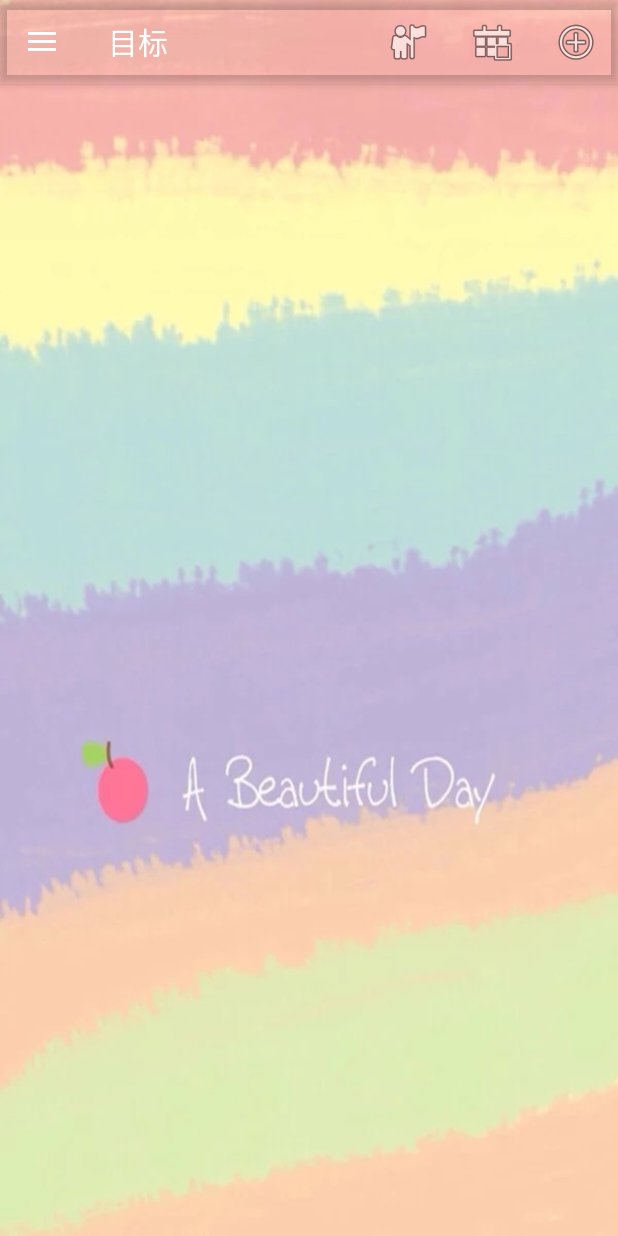
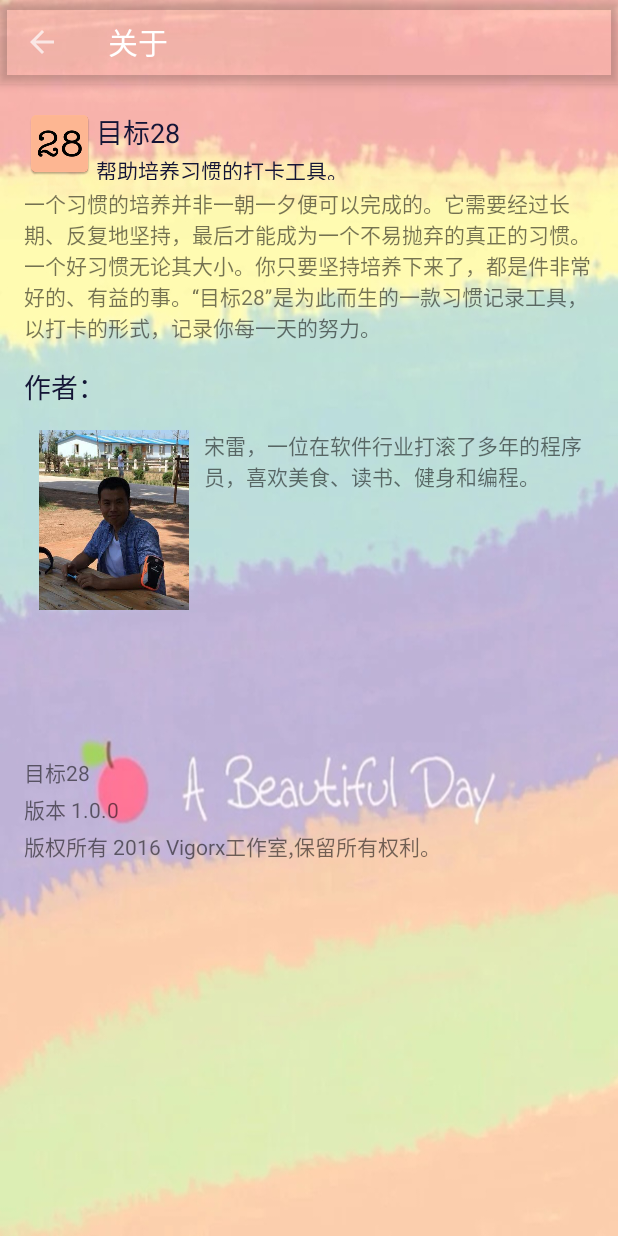
Before and after one commit to qiyus/effort, an Android app: the screen it shows after launch (MainActivity before the commit, AbortActivity after it), in the side drawer, after a tap on "版权信息", on a phone screen of 412 x 824 dp. Run offline under Robolectric (Android 15) with nearby library versions, the phone set to English and light mode, and no system bars.

Commit message:
追加版本信息功能。

```diff
--- a/app/src/main/AndroidManifest.xml
+++ b/app/src/main/AndroidManifest.xml
@@ -35,6 +35,10 @@
             android:name=".ReportActivity"
             android:label="@string/title_activity_report"
             android:screenOrientation="portrait"
+            android:theme="@style/AppTheme.NoActionBar" />
+        <activity
+            android:name=".AbortActivity"
+            android:label="@string/title_activity_abort"
             android:theme="@style/AppTheme.NoActionBar"></activity>
     </application>
 
--- /dev/null
+++ b/app/src/main/java/com/vigorx/effort/AbortActivity.java
@@ -0,0 +1,27 @@
+package com.vigorx.effort;
+
+import android.os.Bundle;
+import android.support.v7.app.AppCompatActivity;
+import android.support.v7.widget.Toolbar;
+import android.view.View;
+
+public class AbortActivity extends AppCompatActivity {
+
+    @Override
+    protected void onCreate(Bundle savedInstanceState) {
+        super.onCreate(savedInstanceState);
+        setContentView(R.layout.activity_abort);
+        Toolbar toolbar = (Toolbar) findViewById(R.id.toolbar);
+        setSupportActionBar(toolbar);
+
+        assert toolbar != null;
+        toolbar.setNavigationIcon(R.drawable.ic_bar_back);
+        toolbar.setNavigationOnClickListener(new View.OnClickListener() {
+            @Override
+            public void onClick(View v) {
+                finish();
+            }
+        });
+    }
+
+}
--- a/app/src/main/java/com/vigorx/effort/MainActivity.java
+++ b/app/src/main/java/com/vigorx/effort/MainActivity.java
@@ -73,7 +73,7 @@ public class MainActivity extends AppCompatActivity
 
             @Override
             public void onItemClick(AdapterView<?> parent, View view, int position, long id) {
-                Intent intent = new Intent(getApplicationContext(), DetailActivity.class);
+                Intent intent = new Intent(MainActivity.this, DetailActivity.class);
                 EffortInfo effort = (EffortInfo) parent.getAdapter().getItem(position);
                 intent.putExtra(DetailActivity.EFFORT_KEY, effort);
                 startActivity(intent);
@@ -218,7 +218,8 @@ public class MainActivity extends AppCompatActivity
         } else if (id == R.id.nav_download) {
             Toast.makeText(this, R.string.msg_work, Toast.LENGTH_SHORT).show();
         } else if (id == R.id.nav_copyright) {
-            Toast.makeText(this, R.string.msg_work, Toast.LENGTH_SHORT).show();
+            Intent intent = new Intent(MainActivity.this, AbortActivity.class);
+            startActivity(intent);
         } else if (id == R.id.nav_send) {
             Intent intent = new Intent(Intent.ACTION_SENDTO);
             intent.setData(Uri.parse("mailto:hsly_song@163.com"));
--- a/app/src/main/java/com/vigorx/effort/ReportActivity.java
+++ b/app/src/main/java/com/vigorx/effort/ReportActivity.java
@@ -1,9 +1,11 @@
 package com.vigorx.effort;
 
+import android.content.Intent;
 import android.os.Bundle;
 import android.support.v7.app.AppCompatActivity;
 import android.support.v7.widget.Toolbar;
 import android.view.View;
+import android.widget.AdapterView;
 import android.widget.ImageButton;
 import android.widget.ListView;
 
@@ -125,7 +127,18 @@ public class ReportActivity extends AppCompatActivity implements View.OnClickLis
         operations.close();
         updateChartData();
         showChart();
-        mListView.setAdapter(new ReportEffortListAdapter(ReportActivity.this, getMonthEffort(mCurrentMonth)));
+        ReportEffortListAdapter adapter = new ReportEffortListAdapter(ReportActivity.this,
+                getMonthEffort(mCurrentMonth));
+        mListView.setOnItemClickListener(new AdapterView.OnItemClickListener() {
+            @Override
+            public void onItemClick(AdapterView<?> parent, View view, int position, long id) {
+                Intent intent = new Intent(ReportActivity.this, DetailActivity.class);
+                EffortInfo effort = (EffortInfo) parent.getAdapter().getItem(position);
+                intent.putExtra(DetailActivity.EFFORT_KEY, effort);
+                startActivity(intent);
+            }
+        });
+        mListView.setAdapter(adapter);
     }
 
     private void updateChartData() {
--- /dev/null
+++ b/app/src/main/res/layout/activity_abort.xml
@@ -0,0 +1,27 @@
+<?xml version="1.0" encoding="utf-8"?>
+<android.support.design.widget.CoordinatorLayout xmlns:android="http://schemas.android.com/apk/res/android"
+    xmlns:app="http://schemas.android.com/apk/res-auto"
+    xmlns:tools="http://schemas.android.com/tools"
+    android:layout_width="match_parent"
+    android:layout_height="match_parent"
+    android:fitsSystemWindows="true"
+    android:background="@drawable/daybg"
+    tools:context="com.vigorx.effort.AbortActivity">
+
+    <android.support.design.widget.AppBarLayout
+        android:layout_width="match_parent"
+        android:layout_height="wrap_content"
+        android:theme="@style/AppTheme.AppBarOverlay">
+
+        <android.support.v7.widget.Toolbar
+            android:id="@+id/toolbar"
+            android:layout_width="match_parent"
+            android:layout_height="?attr/actionBarSize"
+            android:background="?attr/colorPrimary"
+            app:popupTheme="@style/AppTheme.PopupOverlay" />
+
+    </android.support.design.widget.AppBarLayout>
+
+    <include layout="@layout/content_abort" />
+
+</android.support.design.widget.CoordinatorLayout>
--- /dev/null
+++ b/app/src/main/res/layout/content_abort.xml
@@ -0,0 +1,123 @@
+<?xml version="1.0" encoding="utf-8"?>
+<RelativeLayout xmlns:android="http://schemas.android.com/apk/res/android"
+    xmlns:app="http://schemas.android.com/apk/res-auto"
+    xmlns:tools="http://schemas.android.com/tools"
+    android:layout_width="match_parent"
+    android:layout_height="match_parent"
+    android:paddingBottom="@dimen/activity_vertical_margin"
+    android:paddingLeft="@dimen/activity_horizontal_margin"
+    android:paddingRight="@dimen/activity_horizontal_margin"
+    android:paddingTop="@dimen/activity_vertical_margin"
+    app:layout_behavior="@string/appbar_scrolling_view_behavior"
+    tools:context="com.vigorx.effort.AbortActivity"
+    tools:showIn="@layout/activity_abort">
+
+    <ImageView
+        android:layout_width="wrap_content"
+        android:layout_height="wrap_content"
+        android:id="@+id/imageAppIcon"
+        android:layout_alignParentTop="true"
+        android:layout_alignParentLeft="true"
+        android:src="@mipmap/ic_launcher"/>
+
+    <TextView
+        android:layout_width="wrap_content"
+        android:layout_height="wrap_content"
+        android:textAppearance="?android:attr/textAppearanceMedium"
+        android:text="@string/abort_app_name"
+        android:id="@+id/textView"
+        android:textColor="@color/colorAbort"
+        android:layout_alignParentTop="true"
+        android:layout_toRightOf="@+id/imageAppIcon"
+        android:layout_toEndOf="@+id/imageAppIcon"
+        android:layout_marginTop="2dp"/>
+
+    <TextView
+        android:layout_width="wrap_content"
+        android:layout_height="wrap_content"
+        android:textAppearance="?android:attr/textAppearanceSmall"
+        android:text="@string/abort_subject"
+        android:textColor="@color/colorAbort"
+        android:id="@+id/textView2"
+        android:layout_below="@+id/textView"
+        android:layout_alignParentRight="true"
+        android:layout_alignParentEnd="true"
+        android:layout_alignBottom="@+id/imageAppIcon"
+        android:layout_alignLeft="@+id/textView"
+        android:layout_alignStart="@+id/textView"
+        android:layout_marginTop="1dp"/>
+
+    <TextView
+        android:layout_width="wrap_content"
+        android:layout_height="wrap_content"
+        android:textAppearance="?android:attr/textAppearanceSmall"
+        android:text="@string/abort_detail"
+        android:id="@+id/textView3"
+        android:layout_below="@+id/imageAppIcon"
+        android:layout_alignParentLeft="true"
+        android:layout_alignParentStart="true"
+        android:layout_marginTop="5dp"/>
+
+    <TextView
+        android:layout_width="wrap_content"
+        android:layout_height="wrap_content"
+        android:textAppearance="?android:attr/textAppearanceMedium"
+        android:text="@string/abort_author"
+        android:textColor="@color/colorAbort"
+        android:id="@+id/textView4"
+        android:layout_below="@+id/textView3"
+        android:layout_alignParentLeft="true"
+        android:layout_alignParentStart="true"
+        android:layout_marginTop="15dp"
+        android:layout_marginBottom="15dp"/>
+
+    <ImageView
+        android:layout_width="120dp"
+        android:layout_height="120dp"
+        android:id="@+id/imageViewAuthor"
+        android:src="@drawable/author"
+        android:layout_below="@+id/textView4"/>
+
+    <TextView
+        android:layout_width="wrap_content"
+        android:layout_height="wrap_content"
+        android:textAppearance="?android:attr/textAppearanceSmall"
+        android:text="@string/abort_author_memo"
+        android:id="@+id/textView5"
+        android:layout_alignTop="@+id/imageViewAuthor"
+        android:layout_toRightOf="@+id/imageViewAuthor"
+        android:layout_toEndOf="@+id/imageViewAuthor" />
+
+    <TextView
+        android:layout_width="wrap_content"
+        android:layout_height="wrap_content"
+        android:textAppearance="?android:attr/textAppearanceSmall"
+        android:text="@string/abort_app_name"
+        android:id="@+id/textView6"
+        android:layout_below="@+id/imageViewAuthor"
+        android:layout_alignParentLeft="true"
+        android:layout_alignParentStart="true"
+        android:layout_marginTop="97dp" />
+
+    <TextView
+        android:layout_width="wrap_content"
+        android:layout_height="wrap_content"
+        android:textAppearance="?android:attr/textAppearanceSmall"
+        android:text="@string/abort_version"
+        android:id="@+id/textView7"
+        android:layout_marginTop="3dp"
+        android:layout_below="@+id/textView6"
+        android:layout_alignParentLeft="true"
+        android:layout_alignParentStart="true" />
+
+    <TextView
+        android:layout_width="wrap_content"
+        android:layout_height="wrap_content"
+        android:textAppearance="?android:attr/textAppearanceSmall"
+        android:text="@string/abort_copyright"
+        android:id="@+id/textView8"
+        android:layout_marginTop="3dp"
+        android:layout_below="@+id/textView7"
+        android:layout_alignParentLeft="true"
+        android:layout_alignParentStart="true" />
+</RelativeLayout>
--- a/app/src/main/res/values/colors.xml
+++ b/app/src/main/res/values/colors.xml
@@ -9,4 +9,5 @@
     <color name="colorDialog">#EAFFEFD5</color>
     <color name="colorReportListNumber">#8bace439</color>
     <color name="colorStroke">#84847a</color>
+    <color name="colorAbort">#141536</color>
 </resources>
--- a/app/src/main/res/values/strings.xml
+++ b/app/src/main/res/values/strings.xml
@@ -55,4 +55,14 @@
     <string name="delete_ok">确认</string>
     <string name="delete_cancel">取消</string>
     <string name="share_title">分享</string>
+
+    <!-- AbortActivity -->
+    <string name="title_activity_abort">关于</string>
+    <string name="abort_app_name">目标28</string>
+    <string name="abort_detail">一个习惯的培养并非一朝一夕便可以完成的。它需要经过长期、反复地坚持，最后才能成为一个不易抛弃的真正的习惯。一个好习惯无论其大小。你只要坚持培养下来了，都是件非常好的、有益的事。“目标28”是为此而生的一款习惯记录工具，以打卡的形式，记录你每一天的努力。</string>
+    <string name="abort_subject">帮助培养习惯的打卡工具。</string>
+    <string name="abort_author">作者：</string>
+    <string name="abort_author_memo">宋雷，一位在软件行业打滚了多年的程序员，喜欢美食、读书、健身和编程。</string>
+    <string name="abort_version">版本 1.0.0</string>
+    <string name="abort_copyright">版权所有 2016 Vigorx工作室,保留所有权利。</string>
 </resources>
```
Also changed, not shown: app/src/main/res/drawable/author.png (added).
